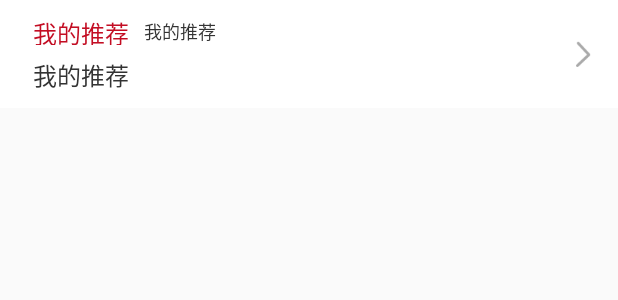
After one commit to linminglu/cai, an Android app: the layout item_kaijiang.xml on its own in the app's theme, with its tools: preview values and no code run, on a phone screen of 412 x 824 dp. The commit adds this screen. Shown: the top 300 px of the screen. Run offline under Robolectric (Android 15) with nearby library versions, the phone set to English and light mode, and no system bars.

```diff
--- a/app/src/main/java/com/example/admin/caipiao33/WebActivity.java
+++ b/app/src/main/java/com/example/admin/caipiao33/WebActivity.java
@@ -172,7 +172,6 @@ public class WebActivity extends Activity
                             .getTokenString(WebActivity.this)))
                     {
                         webView.loadUrl(mUrl);
-                        HttpUtil.changeBaseUrl(mUrl);
                         KLog.d(LOG_TAG, mUrl);
                     }
                     else
--- a/app/src/main/java/com/example/admin/caipiao33/fragment/UserFragment.java
+++ b/app/src/main/java/com/example/admin/caipiao33/fragment/UserFragment.java
@@ -1,6 +1,7 @@
 package com.example.admin.caipiao33.fragment;
 
 import android.annotation.SuppressLint;
+import android.graphics.drawable.Drawable;
 import android.os.Bundle;
 import android.support.v4.widget.SwipeRefreshLayout;
 import android.support.v7.widget.Toolbar;
--- a/app/src/main/java/com/example/admin/caipiao33/presenter/KaiJiangDTPresenter.java
+++ b/app/src/main/java/com/example/admin/caipiao33/presenter/KaiJiangDTPresenter.java
@@ -33,7 +33,7 @@ public class KaiJiangDTPresenter implements IKaiJiangContract.Presenter
     public void loadData()
     {
         mView.showLoadingLayout4Ami(hideView);
-        HttpUtil.requestFirst("draw", null, new TypeToken<ArrayList<KaiJiangDTBean>>()
+        HttpUtil.requestFirst("draw1", null, new TypeToken<ArrayList<KaiJiangDTBean>>()
         {
         }.getType(), mView.getBaseActivity(), new MyResponseListener<ArrayList<KaiJiangDTBean>>()
         {
@@ -48,6 +48,7 @@ public class KaiJiangDTPresenter implements IKaiJiangContract.Presenter
             public void onFailed(int code, String msg)
             {
                 mView.showLoadingLayoutError4Ami(hideView);
+                mView.showErrorMsg(msg);
             }
 
             @Override
@@ -72,13 +73,12 @@ public class KaiJiangDTPresenter implements IKaiJiangContract.Presenter
             @Override
             public void onFailed(int code, String msg)
             {
-                mView.showLoadingLayoutError4Ami(hideView);
+                mView.showErrorMsg(msg);
             }
 
             @Override
             public void onFinish()
             {
-
             }
         }, null);
     }
--- a/app/src/main/java/com/example/admin/caipiao33/presenter/UserInfoPresenter.java
+++ b/app/src/main/java/com/example/admin/caipiao33/presenter/UserInfoPresenter.java
@@ -71,7 +71,7 @@ public class UserInfoPresenter implements IUserContract.Presenter
             @Override
             public void onFailed(int code, String msg)
             {
-                mView.showLoadingLayoutError4Ami(hideView);
+                mView.showErrorMsg(msg);
             }
 
             @Override
--- a/app/src/main/java/com/example/admin/caipiao33/utils/Constants.java
+++ b/app/src/main/java/com/example/admin/caipiao33/utils/Constants.java
@@ -5,8 +5,8 @@ public interface Constants
 
     //    String URL = "https://cp89.c-p-a-p-p.net";
     //    String URL = "http://f83appand.com";
-//    String URL = "https://cp89.c-p-a-p-p.net/";// android1/
-    String URL = "https://m.cai3901.com/common/test/";// android1/
+    String URL = "https://cp89.c-p-a-p-p.net/android1/";// android1/
+    //    String URL = "https://m.cai3901.com/common/test/";// android1/
     //    String URL = "http://cp89.c-p-a-p-p.net";
     String SHARE_MENU = "caipiao33";
     String SHARE_TOKEN = "token";
--- /dev/null
+++ b/app/src/main/res/layout/item_kaijiang.xml
@@ -0,0 +1,57 @@
+<?xml version="1.0" encoding="utf-8"?>
+<RelativeLayout
+    xmlns:android="http://schemas.android.com/apk/res/android"
+    android:layout_width="match_parent"
+    android:layout_height="wrap_content"
+    android:background="@drawable/minefragment_state_ly"
+    android:clickable="true"
+    android:gravity="center_vertical">
+
+    <TextView
+        android:id="@+id/item_kaijiang_name"
+        android:layout_width="wrap_content"
+        android:layout_height="20dp"
+        android:layout_alignParentLeft="true"
+        android:layout_alignParentStart="true"
+        android:layout_marginLeft="22dp"
+        android:layout_marginRight="10dp"
+        android:layout_marginTop="10dp"
+        android:text="我的推荐"
+        android:textColor="@color/red"
+        android:textSize="16sp"/>
+
+    <TextView
+        android:id="@+id/item_kaijiang_qishu"
+        android:layout_width="wrap_content"
+        android:layout_height="20dp"
+        android:layout_marginTop="10dp"
+        android:layout_toRightOf="@+id/item_kaijiang_name"
+        android:gravity="bottom"
+        android:text="我的推荐"
+        android:textColor="@color/light_black"
+        android:textSize="12sp"/>
+
+    <ImageView
+        android:layout_width="wrap_content"
+        android:layout_height="wrap_content"
+        android:layout_alignParentEnd="true"
+        android:layout_alignParentRight="true"
+        android:layout_centerVertical="true"
+        android:layout_marginEnd="18dp"
+        android:layout_marginRight="18dp"
+        android:background="@mipmap/minefragment_right_img"/>
+
+    <TextView
+        android:id="@+id/item_kaijiang_haoma"
+        android:layout_width="wrap_content"
+        android:layout_height="wrap_content"
+        android:layout_alignEnd="@+id/item_kaijiang_name"
+        android:layout_alignRight="@+id/item_kaijiang_name"
+        android:layout_below="@+id/item_kaijiang_name"
+        android:layout_marginBottom="10dp"
+        android:layout_marginTop="8dp"
+        android:text="我的推荐"
+        android:textColor="@color/light_black"
+        android:textSize="16sp"/>
+
+</RelativeLayout>
```
Also changed, not shown: app/src/main/java/com/example/admin/caipiao33/BaseActivity.java (+4 -3 lines), app/src/main/java/com/example/admin/caipiao33/BaseFragment.java (+4 -3 lines), app/src/main/java/com/example/admin/caipiao33/bean/BaseUrlBean.java (added, +61 -0 lines), app/src/main/java/com/example/admin/caipiao33/fragment/KaiJiangFragment.java (+52 -5 lines), app/src/main/java/com/example/admin/caipiao33/fragment/adapter/KaiJiangAdapter.java (added, +83 -0 lines), app/src/main/res/layout/fragment_kaijiang.xml (+52 -7 lines), app/src/main/res/layout/fragment_zoushi.xml (+25 -7 lines).
